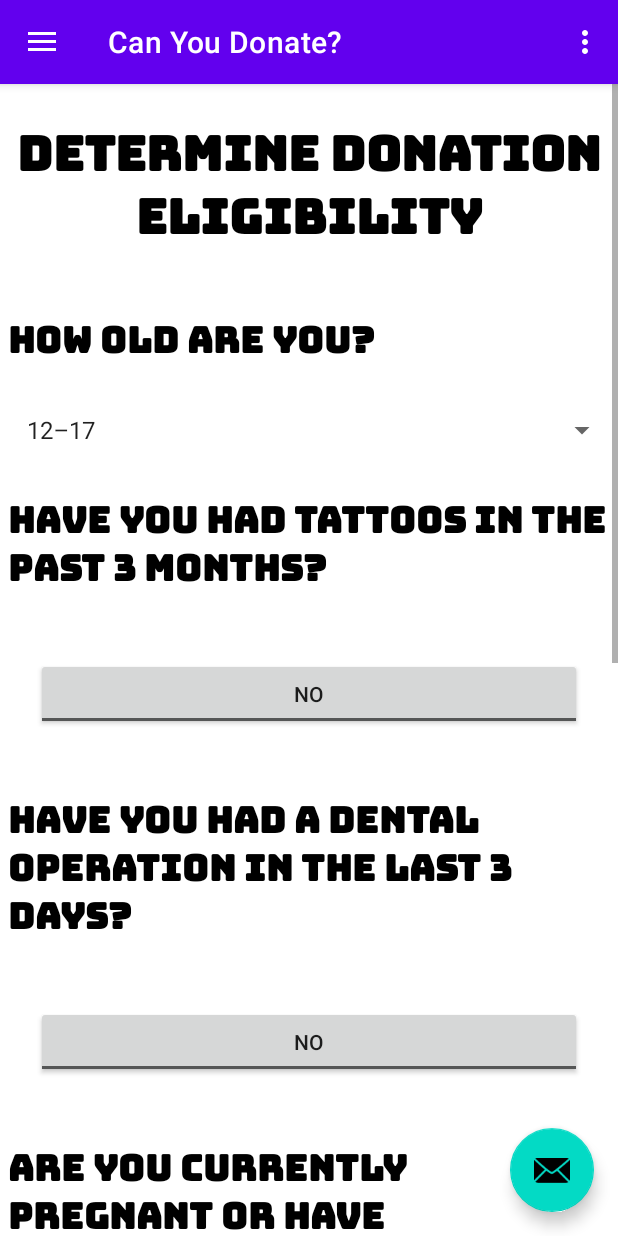
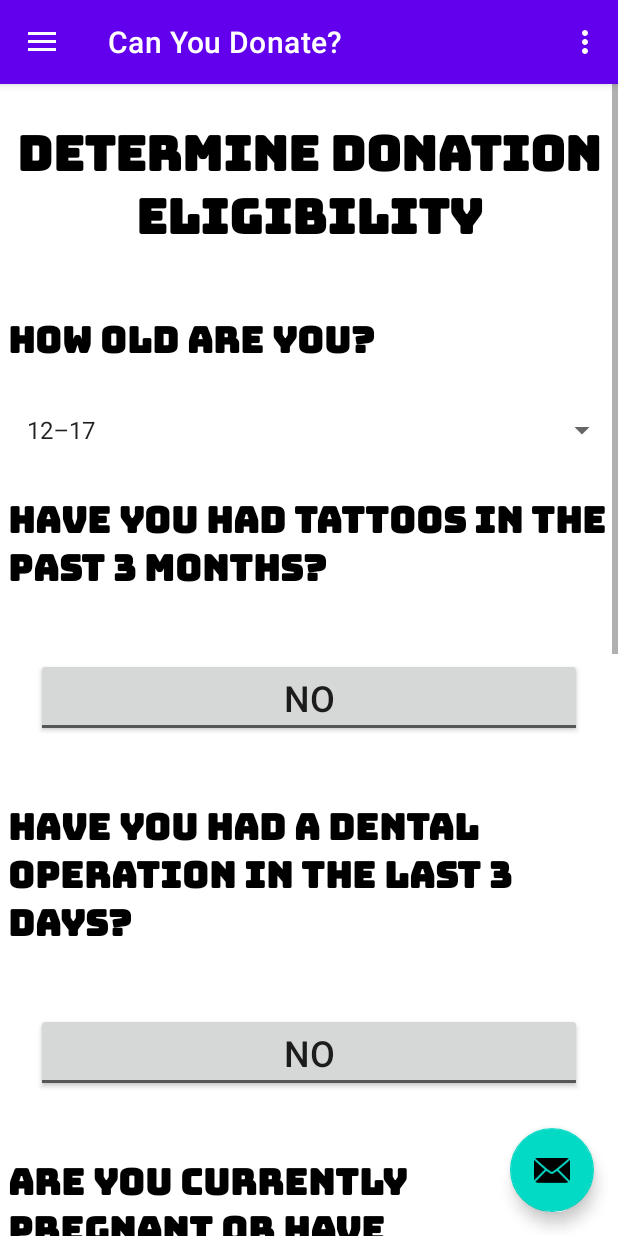
Before and after one commit to TejBaidwan/BloodDonationBuddy, an Android app: the screen it shows after launch (MainActivity), in the side drawer, after a tap on "Can You Donate?", on a phone screen of 412 x 824 dp. Run offline under Robolectric (Android 15) with nearby library versions, the phone set to English and light mode, and no system bars; our stand-ins replace navigation-ui; 1 statement that could not run was skipped.

Commit message:
Updated font sizes for nodes found in form

```diff
--- a/app/build.gradle
+++ b/app/build.gradle
@@ -3,7 +3,7 @@ plugins {
 }
 
 android {
-    compileSdk 32
+    compileSdk 33
 
     defaultConfig {
         applicationId "com.example.blooddonationbuddy"
--- a/app/src/main/res/layout/fragment_donation_eligibility.xml
+++ b/app/src/main/res/layout/fragment_donation_eligibility.xml
@@ -67,7 +67,9 @@
                 android:layout_margin="24sp"
                 android:padding="10sp"
                 android:textOff="@string/no"
-                android:textOn="@string/yes" />
+                android:textOn="@string/yes"
+                android:textSize="24sp"
+                tools:ignore="DuplicateSpeakableTextCheck" />
 
             <TextView
                 android:id="@+id/dentalForm"
@@ -88,7 +90,8 @@
                 android:layout_margin="24sp"
                 android:padding="10sp"
                 android:textOff="@string/no"
-                android:textOn="@string/yes" />
+                android:textOn="@string/yes"
+                android:textSize="24sp" />
 
             <TextView
                 android:id="@+id/pregnantForm"
@@ -109,7 +112,8 @@
                 android:layout_margin="24sp"
                 android:padding="10sp"
                 android:textOff="@string/no"
-                android:textOn="True" />
+                android:textOn="@string/yes"
+                android:textSize="24sp" />
 
             <TextView
                 android:id="@+id/weightForm"
@@ -130,7 +134,8 @@
                 android:layout_margin="24sp"
                 android:padding="10sp"
                 android:textOff="@string/no"
-                android:textOn="@string/yes" />
+                android:textOn="@string/yes"
+                android:textSize="24sp" />
 
             <TextView
                 android:id="@+id/medicationForm"
@@ -151,7 +156,8 @@
                 android:layout_margin="24sp"
                 android:padding="10sp"
                 android:textOff="@string/no"
-                android:textOn="@string/yes" />
+                android:textOn="@string/yes"
+                android:textSize="24sp" />
 
             <Button
                 android:id="@+id/checkEligibility"
```
